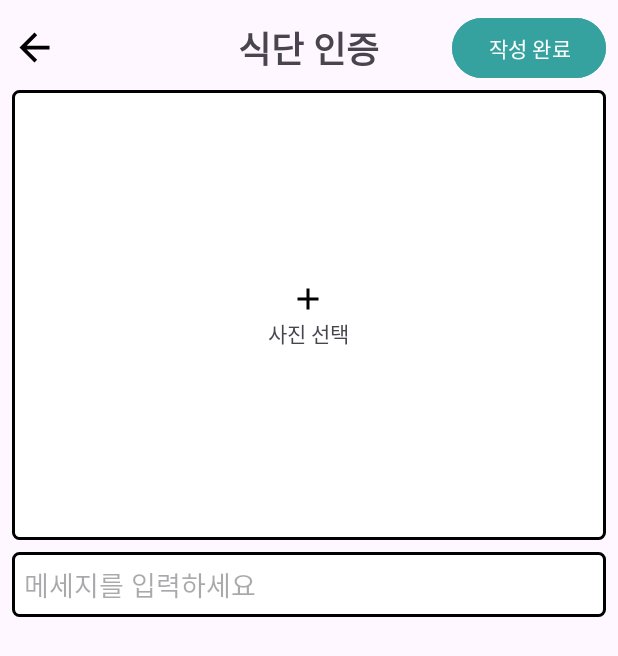
After one commit to okoper94/DietCoach, an Android app: the WriteBoardActivity screen opened directly, with no data from a screen before it, on a phone screen of 412 x 824 dp. The commit adds this screen. Shown: the top 656 px of the screen. Run offline under Robolectric (Android 15) with nearby library versions, the phone set to English and light mode, and no system bars; pictures from the network do not load.

Commit message:
0416 이미지 분류 전..

```diff
--- a/app/src/main/AndroidManifest.xml
+++ b/app/src/main/AndroidManifest.xml
@@ -19,11 +19,13 @@
         android:usesCleartextTraffic="true"
         tools:targetApi="31">
         <activity
+            android:name=".activity.WriteBoardActivity"
+            android:exported="false" />
+        <activity
             android:name=".activity.CarenderViewActivity"
             android:exported="false" />
         <activity
             android:name=".activity.MyInformationActivity"
-
             android:exported="false" />
         <activity
             android:name=".activity.LoginMemberShipActivity"
--- a/app/src/main/java/com/kys2024/dietcoach/activity/LoginActivity.kt
+++ b/app/src/main/java/com/kys2024/dietcoach/activity/LoginActivity.kt
@@ -105,7 +105,7 @@ class LoginActivity : AppCompatActivity() {
         finish()
 
     }
-    //구글 로그인에 필요한 멤버변수
+
 
     private fun clickKakaoLogin(){
 
--- /dev/null
+++ b/app/src/main/java/com/kys2024/dietcoach/activity/WriteBoardActivity.kt
@@ -0,0 +1,107 @@
+package com.kys2024.dietcoach.activity
+
+import android.content.Context
+import android.content.Intent
+import android.graphics.Bitmap
+import android.graphics.drawable.BitmapDrawable
+import android.net.Uri
+import android.os.Build
+import android.os.Bundle
+import android.os.Environment
+import android.provider.MediaStore
+import android.view.View
+import android.widget.ImageView
+import android.widget.LinearLayout
+import android.widget.Toast
+import androidx.activity.enableEdgeToEdge
+import androidx.activity.result.contract.ActivityResultContracts
+import androidx.appcompat.app.AlertDialog
+import androidx.appcompat.app.AppCompatActivity
+import androidx.core.content.FileProvider
+import androidx.core.view.ViewCompat
+import androidx.core.view.WindowInsetsCompat
+import com.bumptech.glide.Glide
+import com.bumptech.glide.load.resource.bitmap.CircleCrop
+import com.bumptech.glide.request.RequestOptions
+import com.kys2024.dietcoach.R
+import com.kys2024.dietcoach.data.BoardItem
+import com.kys2024.dietcoach.databinding.ActivityWriteBoardBinding
+import com.kys2024.dietcoach.fragments.DietMyFragment
+import java.io.File
+import java.io.FileOutputStream
+
+class WriteBoardActivity : AppCompatActivity() {
+    private val binding by lazy { ActivityWriteBoardBinding.inflate( layoutInflater ) }
+    private lateinit var selectImageLayout : LinearLayout
+    private lateinit var imageView : ImageView
+    private var imageUri : Uri? = null
+
+    override fun onCreate(savedInstanceState: Bundle?) {
+        super.onCreate(savedInstanceState)
+        setContentView( binding.root )
+
+        selectImageLayout = binding.writeSelectImageLayout
+        imageView = binding.writeIv
+
+        selectImageLayout.setOnClickListener {
+            openImageSelector()
+        }
+
+        binding.writeOkBtn.setOnClickListener {
+            if ( imageUri == null ) {
+                showImageNotSelectedDialog()
+            } else {
+                saveData()
+            }
+        }
+
+        binding.writeIvBack.setOnClickListener {
+            showCancelConfirmationDialog()
+        }
+    }
+
+    private fun saveData() {
+        if ( imageUri != null ) {
+            val message = binding.writeMsgEditText.text.toString()
+            val boardItem = BoardItem( imageUri!!, message )
+            // 여기에서 서버에 저장하면 됨!! 서버에 boardItem 보내기!!
+        } else {
+            Toast.makeText( this, "이미지가 없습니다", Toast.LENGTH_SHORT).show()
+        }
+    }
+
+    private fun openImageSelector() {
+        val intent = if ( Build.VERSION.SDK_INT >= Build.VERSION_CODES.TIRAMISU ) {
+            Intent( MediaStore.ACTION_PICK_IMAGES )
+        } else {
+            Intent( Intent.ACTION_OPEN_DOCUMENT ).setType( "image/*" )
+        }
+        resultLauncher.launch( intent )
+    }
+
+    private fun showImageNotSelectedDialog() {
+        AlertDialog.Builder(this)
+            .setMessage("이미지를 선택하세요")
+            .setPositiveButton("확인") { p0, p1 -> p0.dismiss() }
+            .show()
+    }
+
+    private fun showCancelConfirmationDialog() {
+        AlertDialog.Builder(this)
+            .setMessage("작성을 취소하고 이전 페이지로 돌아가시겠습니까?")
+            .setPositiveButton("확인") { p0, p1 -> finish() }
+            .setNegativeButton("취소", null)
+            .show()
+    }
+
+    private val resultLauncher = registerForActivityResult(ActivityResultContracts.StartActivityForResult()) { result ->
+        val imageUri: Uri? = result.data?.data
+        if ( imageUri != null ) {
+            selectImageLayout.visibility = View.GONE
+            imageView.setImageURI( imageUri )
+            this.imageUri = imageUri
+        } else {
+            Toast.makeText(this, "이미지를 선택하지 않았습니다", Toast.LENGTH_SHORT).show()
+        }
+    }
+}
--- /dev/null
+++ b/app/src/main/java/com/kys2024/dietcoach/data/BoardItem.kt
@@ -0,0 +1,6 @@
+package com.kys2024.dietcoach.data
+
+import android.net.Uri
+
+class BoardItem( val imageUri : Uri, val message : String ) {
+}
--- a/app/src/main/java/com/kys2024/dietcoach/fragments/DietCalendarFragment.kt
+++ b/app/src/main/java/com/kys2024/dietcoach/fragments/DietCalendarFragment.kt
@@ -22,7 +22,5 @@ class DietCalendarFragment:Fragment() {
     override fun onViewCreated(view: View, savedInstanceState: Bundle?) {
         super.onViewCreated(view, savedInstanceState)
 
-
-
     }
 }
--- /dev/null
+++ b/app/src/main/res/drawable/frame_write_board.xml
@@ -0,0 +1,9 @@
+<?xml version="1.0" encoding="utf-8"?>
+<shape xmlns:android="http://schemas.android.com/apk/res/android">
+    <solid android:color="#FFFFFF"/>
+    <stroke
+        android:width="2dp"
+        android:color="@color/black"/>
+    <corners android:radius="4dp"/>
+
+</shape>
--- /dev/null
+++ b/app/src/main/res/layout/activity_write_board.xml
@@ -0,0 +1,91 @@
+<?xml version="1.0" encoding="utf-8"?>
+<RelativeLayout xmlns:android="http://schemas.android.com/apk/res/android"
+    xmlns:app="http://schemas.android.com/apk/res-auto"
+    xmlns:tools="http://schemas.android.com/tools"
+    android:id="@+id/main"
+    android:layout_width="match_parent"
+    android:layout_height="match_parent"
+    android:padding="8dp"
+    tools:context=".activity.WriteBoardActivity">
+
+    <RelativeLayout
+        android:id="@+id/write_line1"
+        android:layout_width="match_parent"
+        android:layout_height="wrap_content">
+
+        <ImageView
+            android:id="@+id/write_iv_back"
+            android:layout_width="30dp"
+            android:layout_height="30dp"
+            android:layout_centerVertical="true"
+            android:background="@drawable/baseline_arrow_back_24"/>
+
+        <TextView
+            android:layout_width="wrap_content"
+            android:layout_height="wrap_content"
+            android:text="식단 인증"
+            android:textSize="24sp"
+            android:textStyle="bold"
+            android:layout_centerInParent="true"/>
+
+        <Button
+            android:id="@+id/write_ok_btn"
+            android:layout_width="wrap_content"
+            android:layout_height="wrap_content"
+            android:text="작성 완료"
+            android:layout_alignParentRight="true"
+            android:backgroundTint="@color/green"/>
+
+    </RelativeLayout>
+
+    <FrameLayout
+        android:id="@+id/image_frame"
+        android:layout_width="match_parent"
+        android:layout_height="300dp"
+        android:layout_below="@id/write_line1"
+        android:layout_marginTop="4dp"
+        android:background="@drawable/frame_write_board">
+
+        <ImageView
+            android:id="@+id/write_iv"
+            android:layout_width="match_parent"
+            android:layout_height="match_parent"
+            android:scaleType="centerCrop"/>
+
+        <LinearLayout
+            android:id="@+id/write_select_image_layout"
+            android:layout_width="wrap_content"
+            android:layout_height="wrap_content"
+            android:orientation="vertical"
+            android:layout_gravity="center">
+
+            <ImageView
+                android:layout_width="wrap_content"
+                android:layout_height="wrap_content"
+                android:layout_gravity="center"
+                android:src="@drawable/baseline_add_24"/>
+
+            <TextView
+                android:layout_width="wrap_content"
+                android:layout_height="wrap_content"
+                android:text="사진 선택"/>
+
+        </LinearLayout>
+
+    </FrameLayout>
+
+    <EditText
+        android:id="@+id/write_msg_edit_text"
+        android:layout_width="match_parent"
+        android:layout_height="wrap_content"
+        android:layout_marginTop="8dp"
+        android:hint="메세지를 입력하세요"
+        android:layout_below="@id/image_frame"
+        android:inputType="textMultiLine"
+        android:singleLine="true"
+        android:minLines="1"
+        android:maxLines="10"
+        android:padding="8dp"
+        android:background="@drawable/frame_write_board"/>
+
+</RelativeLayout>
--- a/app/src/main/res/layout/fragment_diet_my.xml
+++ b/app/src/main/res/layout/fragment_diet_my.xml
@@ -16,8 +16,7 @@
         android:layout_height="120dp"
         android:layout_marginTop="50dp"
         android:src="@drawable/ic_action_my"
-        android:layout_centerHorizontal="true"
-        />
+        android:layout_centerHorizontal="true"/>
 
     <ImageView
         android:id="@+id/iv_editing"
--- a/gradle/libs.versions.toml
+++ b/gradle/libs.versions.toml
@@ -23,8 +23,6 @@ oauth = "5.9.1"
 firebaseAuthKtx = "22.3.1"
 glide = "6.10.2"
 glideVersion = "5.0.0-rc01"
-glide = "5.0.0-rc01"
-circleimageview = "3.1.0"
 tensorflowLiteSupport = "0.1.0"
 tensorflowLiteMetadata = "0.1.0"
 
@@ -55,7 +53,6 @@ play-services-auth = { group = "com.google.android.gms", name = "play-services-a
 oauth = { group = "com.navercorp.nid", name = "oauth", version.ref = "oauth" }
 firebase-auth-ktx = { group = "com.google.firebase", name = "firebase-auth-ktx", version.ref = "firebaseAuthKtx" }
 glide = { group = "com.github.bumptech.glide", name = "glide", version.ref = "glideVersion" }
-circleimageview = { group = "de.hdodenhof", name = "circleimageview", version.ref = "circleimageview" }
 tensorflow-lite-support = { group = "org.tensorflow", name = "tensorflow-lite-support", version.ref = "tensorflowLiteSupport" }
 tensorflow-lite-metadata = { group = "org.tensorflow", name = "tensorflow-lite-metadata", version.ref = "tensorflowLiteMetadata" }
 
```
Also changed, not shown: app/src/main/java/com/kys2024/dietcoach/activity/MainActivity.kt (+14 -0 lines), app/src/main/java/com/kys2024/dietcoach/adapter/BoardItemAdapter.kt (added, +39 -0 lines), app/src/main/java/com/kys2024/dietcoach/adapter/FoodDataAdapter.kt (+5 -5 lines), app/src/main/java/com/kys2024/dietcoach/fragments/DietBoardFragment.kt (+6 -2 lines), app/src/main/res/layout/fragment_diet_board.xml (+14 -8 lines).
